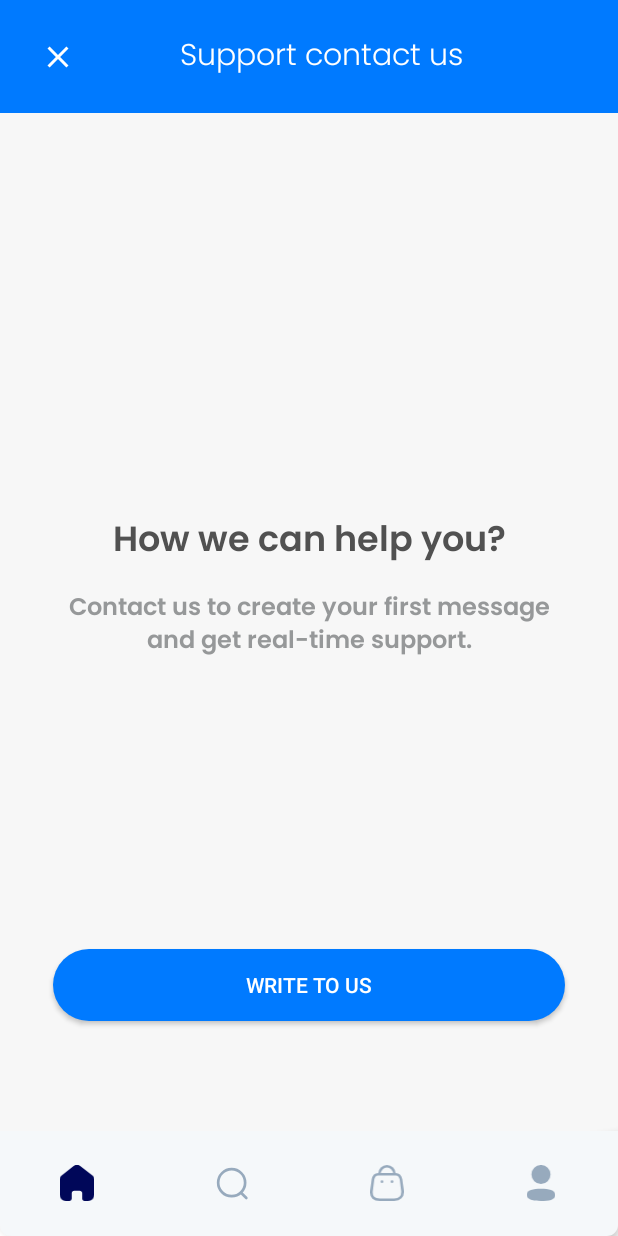
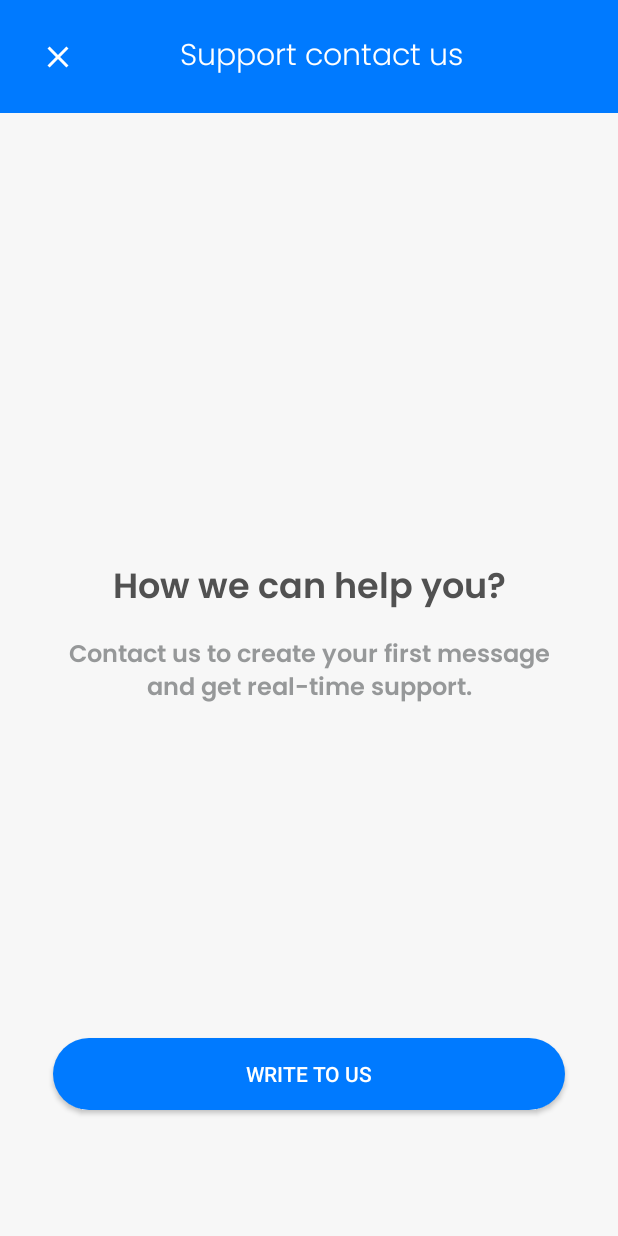
Before and after one commit to OlehTsom/OnlineShop, an Android app: the SupportFragment screen opened through its navigation route, on a phone screen of 412 x 824 dp. Run offline under Robolectric (Android 15) with nearby library versions, the phone set to English and light mode, and no system bars; our stand-ins replace Firebase (no records; nobody signed in at launch, a user with empty details on screens opened directly), navigation-ui; libraries missing offline, so code that uses them is left out: org.kodein.di; 10 statements that could not run were skipped.

Commit message:
Navigation between 'Supports fragment' and animation are installed.

```diff
--- a/app/src/main/java/com/example/onlineshop/fragments/settings/SupportFragment.kt
+++ b/app/src/main/java/com/example/onlineshop/fragments/settings/SupportFragment.kt
@@ -5,7 +5,10 @@ import android.view.LayoutInflater
 import android.view.View
 import android.view.ViewGroup
 import androidx.fragment.app.Fragment
+import androidx.navigation.fragment.findNavController
+import com.example.onlineshop.R
 import com.example.onlineshop.databinding.FragmentSupportBinding
+import com.example.onlineshop.helper.hideBottomNavigation
 
 class SupportFragment : Fragment() {
     lateinit var binding: FragmentSupportBinding
@@ -22,7 +25,18 @@ class SupportFragment : Fragment() {
     override fun onViewCreated(view: View, savedInstanceState: Bundle?) {
         super.onViewCreated(view, savedInstanceState)
 
+        binding.imageCloseSupportFrag.setOnClickListener {
+            findNavController().navigateUp()
+        }
 
+        binding.butWriteUs.setOnClickListener {
+            findNavController().navigate(R.id.action_supportFragment_to_messageSupportFragment)
+        }
 
     }
+
+    override fun onResume() {
+        super.onResume()
+        hideBottomNavigation()
+    }
 }
--- a/app/src/main/res/layout/fragment_support.xml
+++ b/app/src/main/res/layout/fragment_support.xml
@@ -106,6 +106,7 @@
 
 
     <androidx.appcompat.widget.AppCompatButton
+        android:id="@+id/butWriteUs"
         android:layout_width="0dp"
         android:layout_height="wrap_content"
         android:layout_gravity="center"
--- a/app/src/main/res/layout/fragment_support_call.xml
+++ /dev/null
@@ -1,6 +0,0 @@
-<?xml version="1.0" encoding="utf-8"?>
-<androidx.constraintlayout.widget.ConstraintLayout xmlns:android="http://schemas.android.com/apk/res/android"
-    android:layout_width="match_parent"
-    android:layout_height="match_parent">
-
-</androidx.constraintlayout.widget.ConstraintLayout>
--- a/app/src/main/res/layout/fragment_support_location.xml
+++ /dev/null
@@ -1,6 +0,0 @@
-<?xml version="1.0" encoding="utf-8"?>
-<androidx.constraintlayout.widget.ConstraintLayout xmlns:android="http://schemas.android.com/apk/res/android"
-    android:layout_width="match_parent"
-    android:layout_height="match_parent">
-
-</androidx.constraintlayout.widget.ConstraintLayout>
--- a/app/src/main/res/navigation/shopping_graph.xml
+++ b/app/src/main/res/navigation/shopping_graph.xml
@@ -73,7 +73,11 @@
             app:destination="@id/billingFragment" />
         <action
             android:id="@+id/action_profileFragment_to_supportFragment"
-            app:destination="@id/supportFragment" />
+            app:destination="@id/supportFragment"
+            app:enterAnim="@anim/from_righ"
+            app:exitAnim="@anim/to_left"
+            app:popEnterAnim="@anim/from_left"
+            app:popExitAnim="@anim/to_right" />
     </fragment>
     <fragment
         android:id="@+id/productsDetailsFragment"
@@ -155,5 +159,19 @@
     <fragment
         android:id="@+id/supportFragment"
         android:name="com.example.onlineshop.fragments.settings.SupportFragment"
-        android:label="SupportFragment" />
+        android:label="SupportFragment"
+        tools:layout="@layout/fragment_support">
+        <action
+            android:id="@+id/action_supportFragment_to_messageSupportFragment"
+            app:destination="@id/messageSupportFragment"
+            app:enterAnim="@anim/from_righ"
+            app:exitAnim="@anim/to_left"
+            app:popEnterAnim="@anim/from_left"
+            app:popExitAnim="@anim/to_right" />
+    </fragment>
+    <fragment
+        android:id="@+id/messageSupportFragment"
+        android:name="com.example.onlineshop.fragments.settings.supportSections.MessageSupportFragment"
+        android:label="MessageSupportFragment"
+        tools:layout="@layout/fragment_support_message"/>
 </navigation>
```
Also changed, not shown: app/src/main/java/com/example/onlineshop/fragments/settings/supportSections/MessageSupportFragment.kt (+26 -1 lines).
